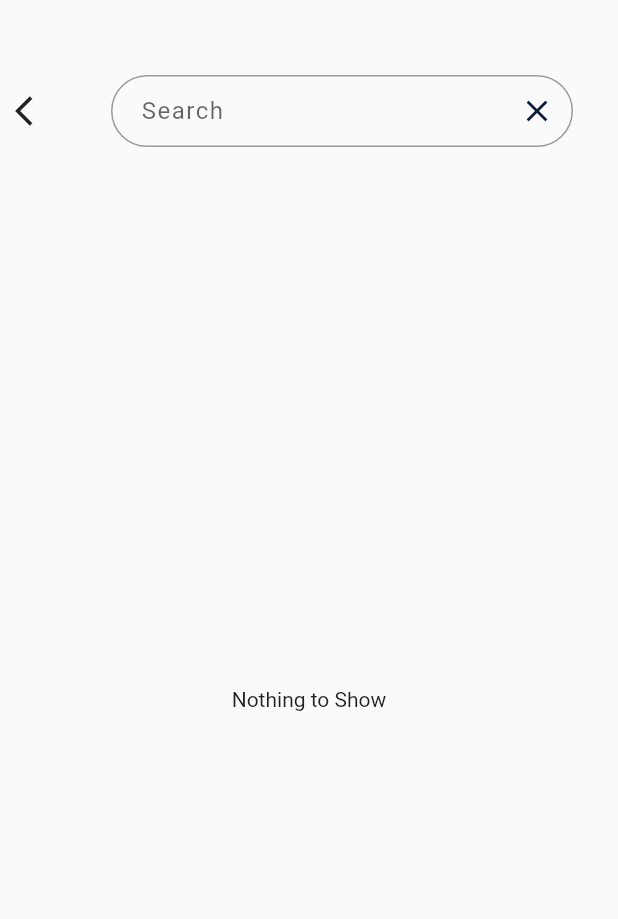
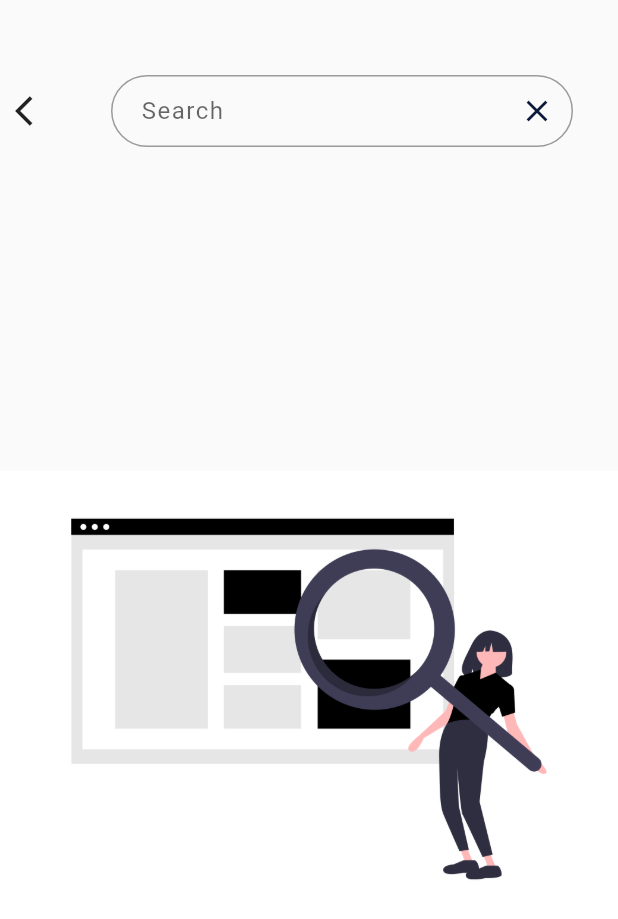
Before and after one commit to Singh-Shivani/Chitr, a Flutter app: the screen it shows after launch, item 3 of the bottom bar chosen, after a tap on the "search" icon, on a phone screen of 412 x 824 dp. Shown: the top 919 px of the screen. Run offline on Flutter 3.47's test engine with Material 2 defaults, Android fonts, the phone set to English and light mode, and no system bars; drawn by our look-alikes of overlay_support; our stand-ins replace curved_navigation_bar, like_button; missing offline and left inert: gradient_text, image_downloader; network calls fail.

Commit message:
license added, images of empty fav list and search added

```diff
--- a/lib/favImagesPage.dart
+++ b/lib/favImagesPage.dart
@@ -27,8 +27,8 @@ class _FavouriteImagesPageState extends State<FavouriteImagesPage> {
       child: Column(
         children: <Widget>[
           (items.length == 0)
-              ? Center(
-                  child: Text('No favourite Image'),
+              ? Expanded(
+                  child: Image.asset('images/Empty-bro.png'),
                 )
               : Expanded(
                   child: GridView.builder(
--- a/lib/main.dart
+++ b/lib/main.dart
@@ -5,6 +5,7 @@ import 'package:curved_navigation_bar/curved_navigation_bar.dart';
 import 'favImagesPage.dart';
 import 'searchedImagePage.dart';
 import 'package:overlay_support/overlay_support.dart';
+import 'package:gradient_text/gradient_text.dart';
 
 void main() {
   runApp(MyApp());
@@ -42,34 +43,60 @@ class _MainHomePageState extends State<MainHomePage> {
       appBar: AppBar(
         backgroundColor: Colors.transparent,
         elevation: 0.0,
-        actions: <Widget>[
-          IconButton(
-            icon: Icon(
-              Icons.search,
-              color: Colors.black,
-            ),
-            onPressed: () {
-              Navigator.push(
-                context,
-                MaterialPageRoute(
-                  builder: (context) => SearchedImagePage(),
+        title: Padding(
+          padding: EdgeInsets.only(top: 10),
+          child: Row(
+            mainAxisAlignment: MainAxisAlignment.spaceBetween,
+            children: <Widget>[
+              GestureDetector(
+                onTap: () {
+                  showAboutDialog(
+                    context: context,
+                    applicationName: 'Chitr',
+                    applicationVersion: 'by Shivani Singh\n\nV1.0',
+                    applicationLegalese:
+                        'All images are provided by unsplash.com',
+                  );
+                },
+                child: Icon(
+                  Icons.info_outline,
+                  color: Colors.black,
                 ),
-              );
-            },
-          )
-        ],
-        title: Text(
-          'Chitr',
-          style: TextStyle(
-              fontFamily: 'DancingScript',
-              color: Colors.black,
-              fontWeight: FontWeight.bold,
-              fontSize: 50),
+              ),
+              GradientText("Chitr",
+                  gradient: LinearGradient(colors: [
+                    Color.fromRGBO(254, 225, 64, 1),
+//                    Color.fromRGBO(250, 112, 154, 1),
+                    Color.fromRGBO(245, 87, 108, 1),
+//                    Color.fromRGBO(240, 147, 251, 1),
+                  ]),
+                  style: TextStyle(
+                    fontSize: 47,
+                    fontFamily: 'DancingScript',
+//                    fontWeight: FontWeight.w600,
+                    letterSpacing: 1,
+                  ),
+                  textAlign: TextAlign.center),
+              GestureDetector(
+                onTap: () {
+                  Navigator.push(
+                    context,
+                    MaterialPageRoute(
+                        builder: (context) => SearchedImagePage()),
+                  );
+                },
+                child: Icon(
+                  Icons.search,
+                  color: Colors.black,
+                ),
+              ),
+            ],
+          ),
         ),
       ),
       body: _children[_selectedIndex],
       bottomNavigationBar: CurvedNavigationBar(
-        color: Color.fromRGBO(224, 220, 218, 0.65),
+        color: Color.fromRGBO(227, 222, 220, 0.65),
         backgroundColor: Colors.transparent,
         buttonBackgroundColor: Colors.white,
         height: 50,
--- a/lib/searchedImagePage.dart
+++ b/lib/searchedImagePage.dart
@@ -126,7 +126,7 @@ class _SearchedImagePageState extends State<SearchedImagePage> {
           ),
           (searchText == null || searchText.isEmpty)
               ? Expanded(
-                  child: Center(child: Text('Nothing to Show')),
+                  child: Image.asset('images/undraw_web_search_eetr.png'),
                 )
               : Expanded(
                   child: Padding(
--- a/pubspec.yaml
+++ b/pubspec.yaml
@@ -21,6 +21,7 @@ dependencies:
   like_button: ^0.2.0
   image_downloader: ^0.19.2
   overlay_support: ^1.0.4
+  gradient_text: ^1.0.2
 
 
 dev_dependencies:
@@ -31,6 +32,8 @@ dev_dependencies:
 flutter:
 
   uses-material-design: true
+  assets:
+    - images/
 
   fonts:
      - family: DancingScript
```
Also changed, not shown: images/Empty-bro.png (added), images/undraw_web_search_eetr.png (added), pubspec.lock.
